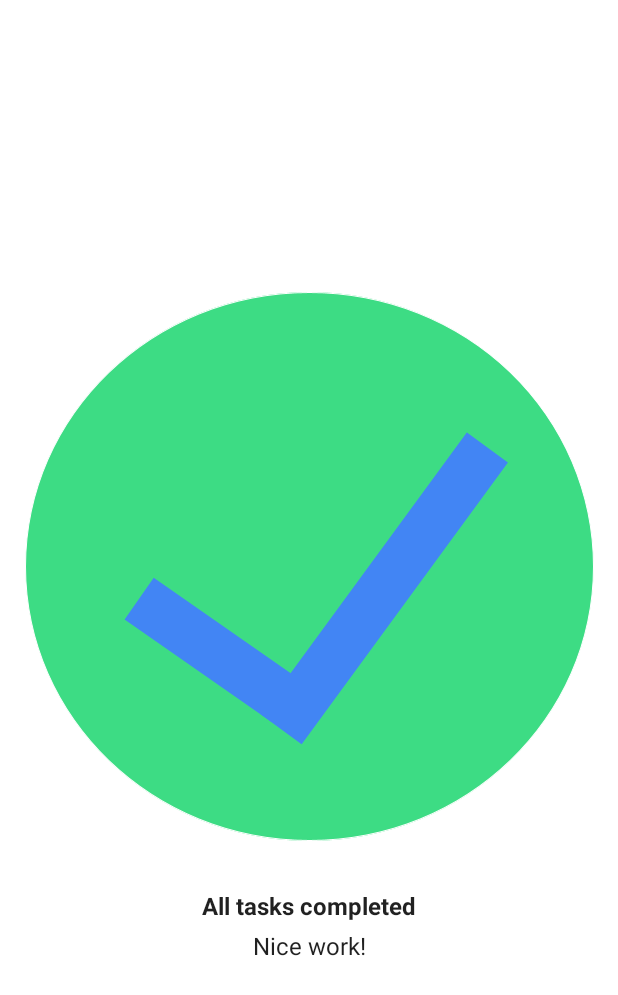
After one commit to ji-dawn/Android-Kotlin-Study, an Android app built with Jetpack Compose: the TaskManagerActivity screen opened directly, with no data from a screen before it, on a phone screen of 412 x 824 dp. The commit adds this screen. Shown: the top 995 px of the screen. Run offline under Robolectric (Android 15) with nearby library versions, the phone set to English and light mode, and no system bars.

Commit message:
study: Basic Composable UI(Image, Text)
- 학습 내용 : TaskManagerActivity에서 Image, Text에 대한 modifier 등의 학습

Modifier의 horizontalAlignment = Alignment.CenterHorizontally, verticalArrangement = Arrangement.Center 로 중앙 정렬

```diff
--- a/app/src/main/AndroidManifest.xml
+++ b/app/src/main/AndroidManifest.xml
@@ -12,9 +12,9 @@
       android:theme="@style/Theme.AndroidKotlinStudy"
       tools:targetApi="31">
     <activity
-        android:name=".TextManagerActivity"
+        android:name=".TaskManagerActivity"
         android:exported="false"
-        android:label="@string/title_activity_text_manager"
+        android:label="@string/title_activity_task_manager"
         android:theme="@style/Theme.AndroidKotlinStudy" />
     <activity
         android:name=".BirtdayGreetingActivity"
--- /dev/null
+++ b/app/src/main/java/com/example/androidkotlinstudy/TaskManagerActivity.kt
@@ -0,0 +1,73 @@
+package com.example.androidkotlinstudy
+
+import android.os.Bundle
+import androidx.activity.ComponentActivity
+import androidx.activity.compose.setContent
+import androidx.compose.material.MaterialTheme
+import androidx.compose.material.Surface
+import androidx.compose.material.Text
+import androidx.compose.runtime.Composable
+import androidx.compose.ui.Modifier
+import androidx.compose.ui.graphics.painter.Painter
+import androidx.compose.ui.tooling.preview.Preview
+import androidx.compose.foundation.Image
+import androidx.compose.foundation.layout.*
+import androidx.compose.ui.Alignment
+import androidx.compose.ui.res.painterResource
+import androidx.compose.ui.res.stringResource
+import androidx.compose.ui.text.font.FontWeight
+import androidx.compose.ui.unit.dp
+import androidx.compose.ui.unit.sp
+import com.example.androidkotlinstudy.ui.theme.AndroidKotlinStudyTheme
+
+class TaskManagerActivity : ComponentActivity() {
+  override fun onCreate(savedInstanceState: Bundle?) {
+    super.onCreate(savedInstanceState)
+    setContent {
+      AndroidKotlinStudyTheme {
+        // A surface container using the 'background' color from the theme
+        Surface(modifier = Modifier.fillMaxSize(), color = MaterialTheme.colors.background) {
+          TaskMangerApp()
+        }
+      }
+    }
+  }
+}
+
+@Composable
+fun TaskCompleteScreen(image: Painter, firstText: String, secondText: String) {
+  Column(
+    modifier = Modifier.fillMaxWidth().fillMaxHeight(),
+    horizontalAlignment = Alignment.CenterHorizontally,
+    verticalArrangement = Arrangement.Center
+  ) {
+    Image(painter = image, contentDescription = null)
+    Text(
+      text = firstText,
+      fontWeight = FontWeight.Bold,
+      modifier = Modifier.padding(top = 24.dp, bottom = 8.dp)
+    )
+    Text(
+      text = secondText,
+      fontSize = 16.sp
+    )
+  }
+
+}
+
+@Composable
+fun TaskMangerApp() {
+  TaskCompleteScreen(image = painterResource(id = R.drawable.ic_task_completed), firstText = stringResource(
+    id = R.string.task_complete
+  ), secondText = stringResource(id = R.string.nice_work))
+}
+
+@Preview(showBackground = true)
+@Composable
+fun DefaultPreview2() {
+  AndroidKotlinStudyTheme {
+    Surface {
+      TaskMangerApp()
+    }
+  }
+}
--- a/app/src/main/res/values/strings.xml
+++ b/app/src/main/res/values/strings.xml
@@ -1,11 +1,17 @@
 <resources>
   <string name="app_name">Android Kotlin Study</string>
+  <!-- BirthdayGreetingActivity -->
   <string name="title_activity_birtday_greeting">BirtdayGreetingActivity</string>
   <string name="happy_birthday_text">Happy Birthday Sam!</string>
   <string name="signature_text">-from Emma</string>
-  <string name="title_activity_text_manager">TextManagerActivity</string>
+  <!-- ComposeHelpActivity -->
   <string name="tutorial_headline">Jetpack Compose Tutorial</string>
   <string name="tutorial_outline">Jetpack Compose is a modern toolkit for building native Android UI. Compose simplifies and accelerates UI development on Android with less code, powerful tools, and intuitive Kotlin APIs.</string>
   <string name="tutorial_main">In this tutorial, you build a simple UI component with declarative functions. You call Compose functions to say what elements you want and the Compose compiler does the rest. Compose is built around Composable functions. These functions let you define your app\'s UI programmatically because they let you describe how it should look and provide data dependencies, rather than focus on the process of the UI\'s construction, such as initializing an element and then attaching it to a parent. To create a Composable function, you add the @Composable annotation to the function name.</string>
+  <!-- TaskManagerActivity -->
   <string name="title_activity_task_manager">TaskManagerActivity</string>
+  <string name="task_complete">All tasks completed</string>
+  <string name="nice_work">Nice work!</string>
+  <!--  ComposeQuadrantActivity  -->
+
 </resources>
```
Also changed, not shown: app/src/main/res/drawable-nodpi/ic_task_completed.png (added).
